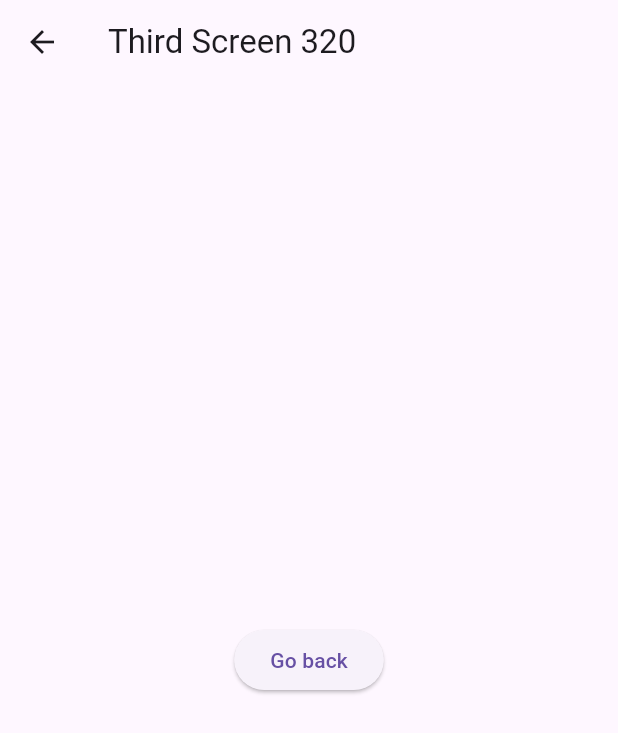
After one commit to ThomasEcalle/5_AL2_2023, a Flutter app: the screen it shows after launch, after a tap on "Go to third screen", on a phone screen of 412 x 824 dp. The commit adds this screen. Shown: the top 733 px of the screen. Run offline on Flutter 3.47's test engine with Material 2 defaults, Android fonts, the phone set to English and light mode, and no system bars.

Commit message:
Add third navigation example

```diff
--- a/lib/main.dart
+++ b/lib/main.dart
@@ -1,3 +1,6 @@
+import 'package:al2_2023/navigation/destinations/not_found_route.dart';
+import 'package:al2_2023/navigation/destinations/second_screen.dart';
+import 'package:al2_2023/navigation/destinations/third_screen.dart';
 import 'package:al2_2023/navigation/navigation_screen.dart';
 import 'package:flutter/material.dart';
 
@@ -11,6 +14,22 @@ class MyApp extends StatelessWidget {
   @override
   Widget build(BuildContext context) {
     return MaterialApp(
+      routes: {
+        '/': (context) => const NavigationScreen(),
+        SecondScreen.routeName: (context) => const SecondScreen(),
+      },
+      onGenerateRoute: (RouteSettings routeSettings) {
+        Widget route = const NotFoundRoute();
+
+        switch (routeSettings.name) {
+          case ThirdScreen.routeName:
+            if (routeSettings.arguments is int) {
+              route = ThirdScreen(articleId: routeSettings.arguments as int);
+            }
+        }
+
+        return MaterialPageRoute(builder: (context) => route);
+      },
       theme: ThemeData(
         useMaterial3: true,
         textTheme: const TextTheme(
@@ -24,7 +43,6 @@ class MyApp extends StatelessWidget {
           ),
         ),
       ),
-      home: const NavigationScreen(),
     );
   }
 }
--- /dev/null
+++ b/lib/navigation/destinations/third_screen.dart
@@ -0,0 +1,35 @@
+import 'package:flutter/material.dart';
+
+class ThirdScreen extends StatelessWidget {
+  static const routeName = '/third-screen';
+
+  static void navigateTo(BuildContext context, int articleId) {
+    Navigator.of(context).pushNamed(routeName, arguments: articleId);
+  }
+
+  const ThirdScreen({
+    super.key,
+    required this.articleId,
+  });
+
+  final int articleId;
+
+  @override
+  Widget build(BuildContext context) {
+    return Scaffold(
+      appBar: AppBar(
+        title: Text('Third Screen $articleId'),
+      ),
+      body: Center(
+        child: ElevatedButton(
+          child: const Text('Go back'),
+          onPressed: () => _goBack(context),
+        ),
+      ),
+    );
+  }
+
+  void _goBack(BuildContext context) {
+    Navigator.of(context).pop();
+  }
+}
--- a/lib/navigation/navigation_screen.dart
+++ b/lib/navigation/navigation_screen.dart
@@ -1,4 +1,7 @@
+import 'package:al2_2023/navigation/build_context_extensions.dart';
 import 'package:al2_2023/navigation/destinations/first_screen.dart';
+import 'package:al2_2023/navigation/destinations/second_screen.dart';
+import 'package:al2_2023/navigation/destinations/third_screen.dart';
 import 'package:flutter/material.dart';
 
 class NavigationScreen extends StatelessWidget {
@@ -15,6 +18,14 @@ class NavigationScreen extends StatelessWidget {
               child: const Text('Go to first screen'),
               onPressed: () => _goToFirstScreen(context),
             ),
+            ElevatedButton(
+              child: const Text('Go to second screen'),
+              onPressed: () => _goToSecondScreen(context),
+            ),
+            ElevatedButton(
+              child: const Text('Go to third screen'),
+              onPressed: () => _goToThirdScreen(context),
+            ),
           ],
         ),
       ),
@@ -22,10 +33,23 @@ class NavigationScreen extends StatelessWidget {
   }
 
   void _goToFirstScreen(BuildContext context) {
-    Navigator.of(context).push(
+    context.push(
       MaterialPageRoute(
         builder: (_) => const FirstScreen(),
       ),
     );
   }
+
+  void _goToSecondScreen(BuildContext context) {
+    Navigator.of(context).pushNamed(SecondScreen.routeName);
+  }
+
+  void _goToThirdScreen(BuildContext context) {
+    // Navigator.of(context).pushNamed(
+    //   ThirdScreen.routeName,
+    //   arguments: 42,
+    // );
+
+    ThirdScreen.navigateTo(context, 320);
+  }
 }
```
Also changed, not shown: lib/navigation/build_context_extensions.dart (added, +7 -0 lines), lib/navigation/destinations/not_found_route.dart (added, +14 -0 lines), lib/navigation/destinations/second_screen.dart (added, +26 -0 lines).
